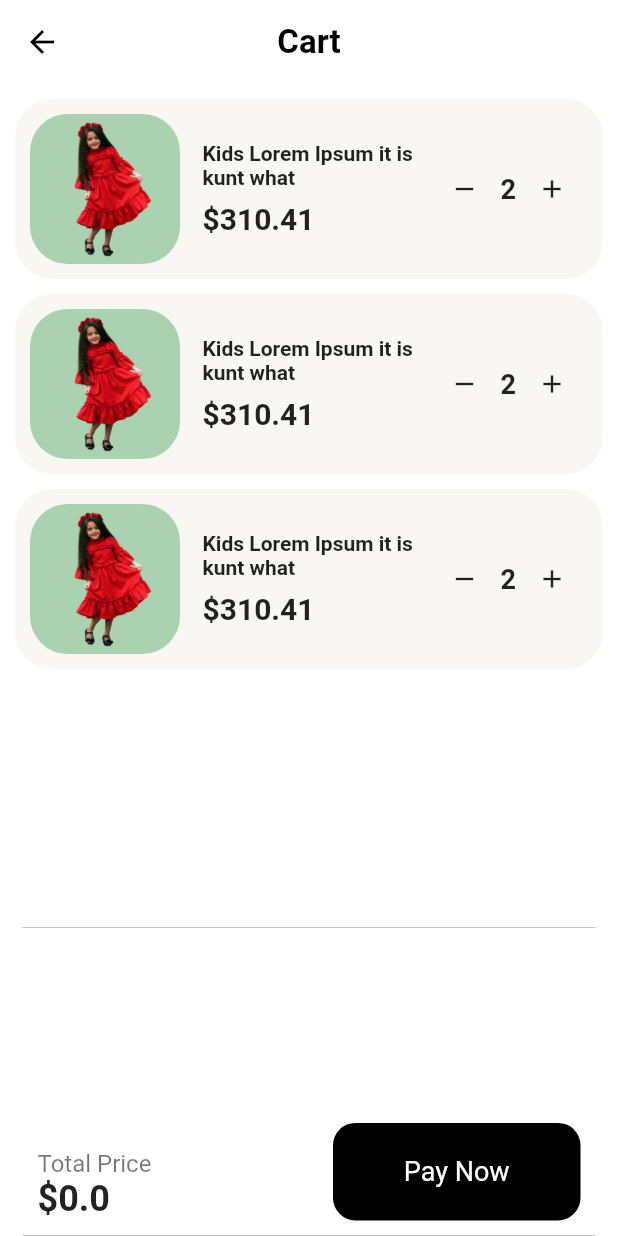
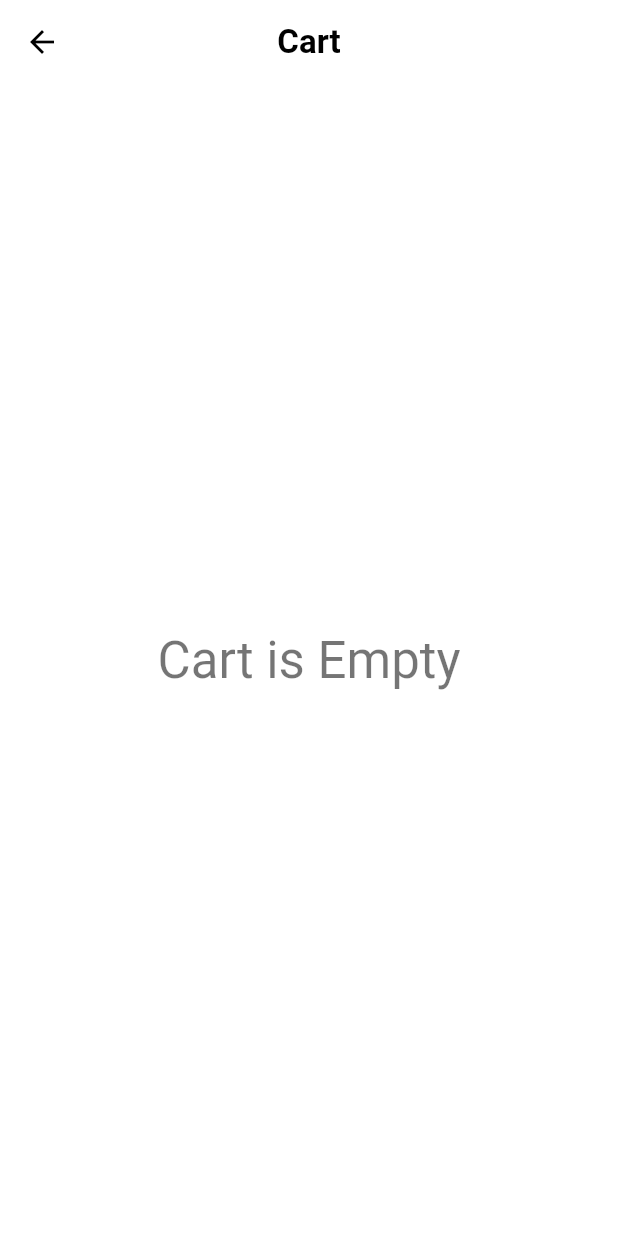
Before and after one commit to antonio-pedro99/awesome_clothes_shop, a Flutter app: the screen it shows after launch, after a tap on the "shopping bag" icon, on a phone screen of 412 x 824 dp. Run offline on Flutter 3.47's test engine with Material 2 defaults, Android fonts, the phone set to English and light mode, and no system bars; our stand-ins replace google_fonts; Roboto replaces fonts that are missing (Tajawal).

Commit message:
add to cart

```diff
--- a/lib/components/product_cart_tile.dart
+++ b/lib/components/product_cart_tile.dart
@@ -1,10 +1,10 @@
-import 'package:awesome_clother_shop/models/product.dart';
+import 'package:awesome_clother_shop/models/cart.dart';
 import 'package:flutter/material.dart';
 
 class ProductInCartTile extends StatelessWidget {
-  const ProductInCartTile({Key? key, this.product}) : super(key: key);
+  const ProductInCartTile({Key? key, this.cartProduct}) : super(key: key);
 
-  final Product? product;
+  final CartProduct? cartProduct;
   @override
   Widget build(BuildContext context) {
     var size = MediaQuery.of(context).size;
@@ -19,46 +19,46 @@ class ProductInCartTile extends StatelessWidget {
         crossAxisAlignment: CrossAxisAlignment.center,
         mainAxisAlignment: MainAxisAlignment.spaceEvenly,
         children: [
-          _buildProductImage(product),
+          _buildCartProductImage(cartProduct),
           const SizedBox(width: 15),
-          Flexible(child: _buildProductDetails(product)),
-          _buildQuantitySelector(product)
+          Flexible(child: _buildCartProductDetails(cartProduct)),
+          _buildQuantitySelector(cartProduct)
         ],
       ),
     );
   }
 }
 
-Widget _buildProductImage(Product? product) {
+Widget _buildCartProductImage(CartProduct? cartProduct) {
   return Container(
     height: 100,
     width: 100,
     decoration: BoxDecoration(
         color: const Color.fromRGBO(171, 210, 176, 1),
         borderRadius: BorderRadius.circular(25)),
-    child: Image.asset("assets/photos/${product!.imageUrl}"),
+    child: Image.asset("assets/photos/${cartProduct!.imageUrl}"),
   );
 }
 
-Widget _buildProductDetails(Product? product) {
+Widget _buildCartProductDetails(CartProduct? cartProduct) {
   return Column(
     mainAxisAlignment: MainAxisAlignment.start,
     crossAxisAlignment: CrossAxisAlignment.start,
     children: [
       Text(
-        "${product!.productName}",
+        "${cartProduct!.productName}",
         style: const TextStyle(fontWeight: FontWeight.bold, fontSize: 14),
       ),
       const SizedBox(height: 8),
       Text(
-        "\$${product.price!.toStringAsFixed(2)}",
+        "\$${cartProduct.price!.toStringAsFixed(2)}",
         style: const TextStyle(fontWeight: FontWeight.w700, fontSize: 20),
       ),
     ],
   );
 }
 
-Widget _buildQuantitySelector(Product? product) {
+Widget _buildQuantitySelector(CartProduct? cartProduct) {
   return Row(
     mainAxisAlignment: MainAxisAlignment.center,
     crossAxisAlignment: CrossAxisAlignment.center,
@@ -69,10 +69,10 @@ Widget _buildQuantitySelector(Product? product) {
             Icons.remove,
             size: 20,
           )),
-      const Text(
-        "2",
+      Text(
+        "${cartProduct!.quantity}",
         textAlign: TextAlign.center,
-        style: TextStyle(fontWeight: FontWeight.w700, fontSize: 18),
+        style: const TextStyle(fontWeight: FontWeight.w700, fontSize: 18),
       ),
       IconButton(onPressed: () {}, icon: const Icon(Icons.add, size: 20))
     ],
--- /dev/null
+++ b/lib/models/cart.dart
@@ -0,0 +1,9 @@
+import 'package:awesome_clother_shop/models/product.dart';
+
+class CartProduct extends Product {
+  int? quantity;
+  String? size;
+
+  CartProduct({this.quantity, this.size});
+
+}
--- a/lib/models/providers/cart.dart
+++ b/lib/models/providers/cart.dart
@@ -1,22 +1,52 @@
-import 'package:awesome_clother_shop/models/product.dart';
+import 'package:awesome_clother_shop/models/cart.dart';
 import 'package:flutter/cupertino.dart';
 
 class CartModel extends ChangeNotifier {
-  List<Product> _products = [];
+  List<CartProduct> _products = [];
   double total = 0.0;
+
+  int itemQuantityStart = 1;
+  int itemSizeIndexStart = 0;
 
   @override
   void addListener(VoidCallback listener) {
+    super.addListener(listener);
     if (_products.isNotEmpty) {
       _products.map((e) {
         total = total + e.price!;
       });
     }
-    super.addListener(listener);
+    notifyListeners();
   }
 
-  void add(Product product) {
-    _products.add(product);
+  void add(CartProduct product) {
+    if (!_products.contains(product)) {
+      _products.add(product);
+    }
     notifyListeners();
   }
+
+  void remove(CartProduct product) {}
+
+  void incrementProductQuantity(CartProduct cartProduct) {
+    notifyListeners();
+  }
+
+  void decrementProductQuantity(CartProduct cartProduct) {
+    notifyListeners();
+  }
+
+  bool isEmpty() {
+    return _products.isEmpty;
+  }
+
+  int get itemsCount => _products.length;
+  List<CartProduct> get products => _products;
+  double get getTotal {
+    total = _products.fold(
+        0,
+        (previousValue, element) =>
+            previousValue + (element.price! * element.quantity!));
+    return total;
+  }
 }
--- a/lib/views/cart.dart
+++ b/lib/views/cart.dart
@@ -1,8 +1,6 @@
-import 'dart:math';
-
+import 'package:awesome_clother_shop/components/beautful_button.dart';
 import 'package:awesome_clother_shop/components/product_cart_tile.dart';
 import 'package:awesome_clother_shop/models/providers/cart.dart';
-import 'package:awesome_clother_shop/models/product.dart';
 import 'package:flutter/material.dart';
 import 'package:google_fonts/google_fonts.dart';
 import 'package:provider/provider.dart';
@@ -13,6 +11,8 @@ class CartPage extends StatelessWidget {
   @override
   Widget build(BuildContext context) {
     var size = MediaQuery.of(context).size;
+    return Consumer<CartModel>(
+      builder: (context, cart, child) {
         return Scaffold(
             backgroundColor: Colors.white,
             body: NestedScrollView(
@@ -26,40 +26,32 @@ class CartPage extends StatelessWidget {
                     )
                   ];
                 }),
-            body: ListView(
-              padding: const EdgeInsets.all(10),
+                body: Padding(
+                    padding: const EdgeInsets.all(15),
+                    child: !cart.isEmpty()
+                        ? ListView.builder(
                             shrinkWrap: true,
-              physics: const NeverScrollableScrollPhysics(),
-              children: [
-                ProductInCartTile(
-                    product: Product(
-                        productName: "Kids Lorem Ipsum it is kunt what",
-                        price: (Random().nextDouble() * 1000) + 200.0,
-                        description:
-                            "There are many variations of passages of Lorem Ipsum available, but the majority have suffered alteration in some form, by injected humour, or randomised words which don't look even slightly believable.",
-                        imageUrl: "k1.png")),
-                ProductInCartTile(
-                    product: Product(
-                        productName: "Kids Lorem Ipsum it is kunt what",
-                        price: (Random().nextDouble() * 1000) + 200.0,
-                        description:
-                            "There are many variations of passages of Lorem Ipsum available, but the majority have suffered alteration in some form, by injected humour, or randomised words which don't look even slightly believable.",
-                        imageUrl: "k1.png")),
-                ProductInCartTile(
-                    product: Product(
-                        productName: "Kids Lorem Ipsum it is kunt what",
-                        price: (Random().nextDouble() * 1000) + 200.0,
-                        description:
-                            "There are many variations of passages of Lorem Ipsum available, but the majority have suffered alteration in some form, by injected humour, or randomised words which don't look even slightly believable.",
-                        imageUrl: "k1.png"))
-              ],
-            )),
+                            itemCount: cart.itemsCount,
+                            itemBuilder: (context, index) {
+                              return ProductInCartTile(
+                                  cartProduct: cart.products[index]);
+                            })
+                        : Center(
+                            child: Text(
+                              "Cart is Empty",
+                              style: Theme.of(context).textTheme.headline4,
+                            ),
+                          ))),
             extendBody: true,
-        bottomNavigationBar: _bottomNavigator(context, size));
+            bottomNavigationBar: !cart.isEmpty()
+                ? _bottomNavigator(context, size, cart)
+                : Container());
+      },
+    );
   }
 }
 
-Widget _bottomNavigator(BuildContext context, Size size) {
+Widget _bottomNavigator(BuildContext context, Size size, CartModel model) {
   return Stack(
     children: [
       Positioned(
@@ -68,7 +60,6 @@ Widget _bottomNavigator(BuildContext context, Size size) {
           bottom: 0,
           child: Container(
             padding: const EdgeInsets.all(10),
-            margin: const EdgeInsets.only(left: 15, right: 15),
             decoration: const BoxDecoration(
                 color: Colors.white,
                 border: Border.symmetric(
@@ -91,18 +82,17 @@ Widget _bottomNavigator(BuildContext context, Size size) {
                                 color: Colors.black54,
                                 fontSize: 16,
                                 fontWeight: FontWeight.w400)),
-                        Consumer<CartModel>(
-                          builder: ((context, value, child) {
-                            return Text(
-                              "\$${value.total}",
+                        Text(
+                          "\$${model.getTotal.toStringAsFixed(2)}",
                           style: const TextStyle(
                               fontWeight: FontWeight.bold, fontSize: 24),
-                            );
-                          }),
-                        ),
+                        )
                       ],
                     ),
-                    buttonBuy()
+                    BeautfulButton(
+                      label: "Buy Now",
+                      onPress: () {},
+                    )
                   ],
                 )
               ],
@@ -111,18 +101,3 @@ Widget _bottomNavigator(BuildContext context, Size size) {
     ],
   );
 }
-
-Widget buttonBuy() {
-  return Container(
-      height: 65,
-      width: 165,
-      decoration: BoxDecoration(
-          color: Colors.black, borderRadius: BorderRadius.circular(15)),
-      child: Center(
-          child: Text("Pay Now",
-              textAlign: TextAlign.center,
-              style: GoogleFonts.tajawal(
-                  color: Colors.white,
-                  fontSize: 18,
-                  fontWeight: FontWeight.w400))));
-}
```
Also changed, not shown: lib/components/add_to_cart_tile.dart (+18 -11 lines), lib/components/beautful_button.dart (added, +30 -0 lines), lib/components/item_selecter.dart (+7 -5 lines), lib/components/size_selecter.dart (+7 -5 lines), lib/views/product_details.dart (+51 -4 lines). Lines whose indentation alone changed are shown as unchanged.
